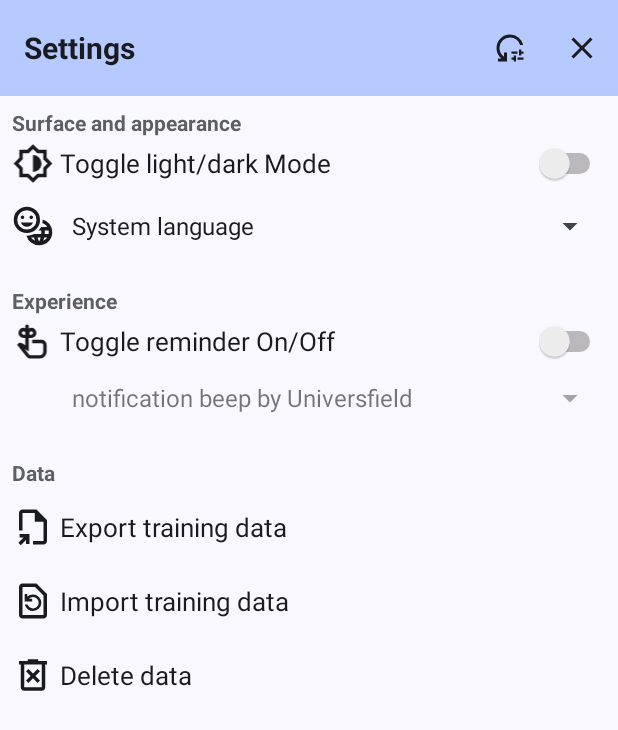
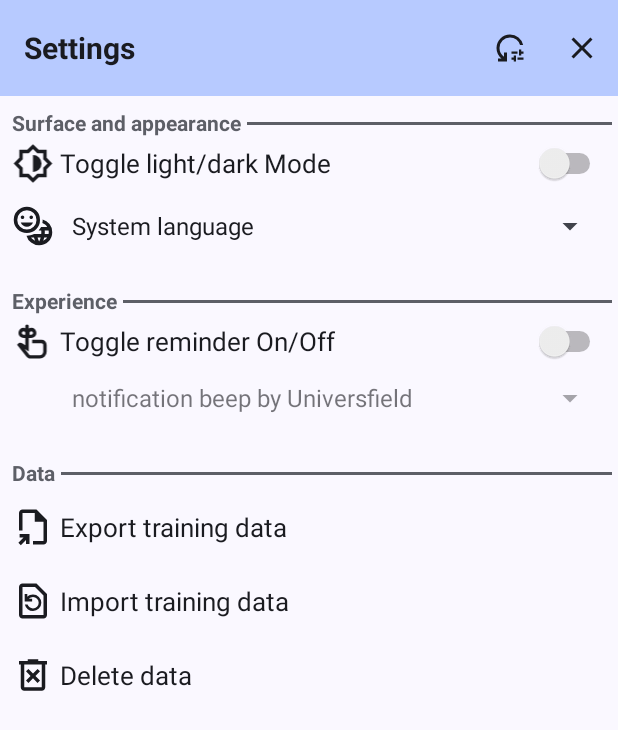
Before and after one commit to naibaf-1/GymTrim, an Android app: the SettingsActivity screen opened directly, with no data from a screen before it, on a phone screen of 412 x 824 dp. Shown: the top 730 px of the screen. Run offline under Robolectric (Android 15) with nearby library versions, the phone set to English and light mode, and no system bars.

Commit message:
Added separators between the categories.

```diff
--- a/app/src/main/res/layout/activity_settings.xml
+++ b/app/src/main/res/layout/activity_settings.xml
@@ -7,6 +7,42 @@
     android:layout_height="match_parent"
     android:background="?android:attr/colorBackground"
     tools:context=".SettingsAndInformations.SettingsActivity">
+
+    <View
+        android:id="@+id/view7"
+        android:layout_width="0dp"
+        android:layout_height="2dp"
+        android:layout_marginStart="4dp"
+        android:layout_marginTop="25dp"
+        android:layout_marginEnd="4dp"
+        android:background="?attr/colorOutline"
+        app:layout_constraintEnd_toEndOf="parent"
+        app:layout_constraintStart_toEndOf="@+id/textView_Data"
+        app:layout_constraintTop_toBottomOf="@+id/spinner_ChooseReminderSound" />
+
+    <View
+        android:id="@+id/view5"
+        android:layout_width="0dp"
+        android:layout_height="2dp"
+        android:layout_marginStart="4dp"
+        android:layout_marginTop="17dp"
+        android:layout_marginEnd="4dp"
+        android:background="?attr/colorOutline"
+        app:layout_constraintEnd_toEndOf="parent"
+        app:layout_constraintStart_toEndOf="@+id/textView_SurfaceAndAppearance"
+        app:layout_constraintTop_toBottomOf="@+id/appBarLayout" />
+
+    <View
+        android:id="@+id/view6"
+        android:layout_width="0dp"
+        android:layout_height="2dp"
+        android:layout_marginStart="4dp"
+        android:layout_marginTop="25dp"
+        android:layout_marginEnd="4dp"
+        android:background="?attr/colorOutline"
+        app:layout_constraintEnd_toEndOf="parent"
+        app:layout_constraintStart_toEndOf="@+id/textView_Experience"
+        app:layout_constraintTop_toBottomOf="@+id/spinner_SelectLanguage" />
 
     <LinearLayout
         android:id="@+id/linearLayout2"
```
Also changed, not shown: app/src/main/res/layout/activity_informations.xml (+48 -0 lines).
